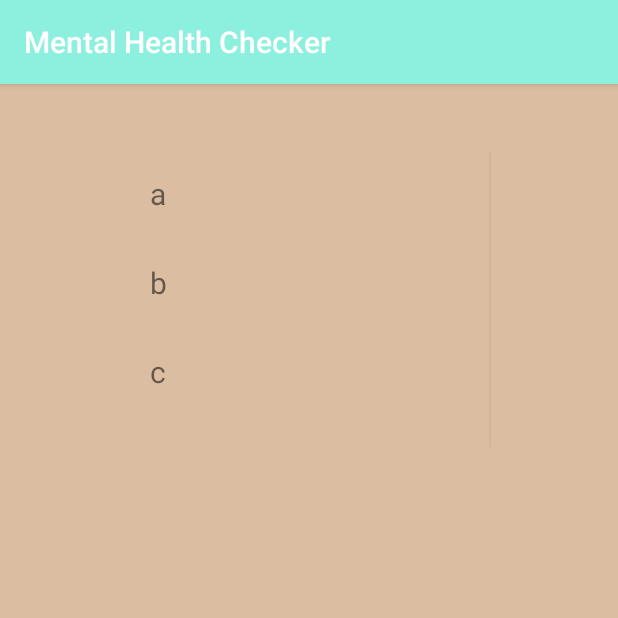
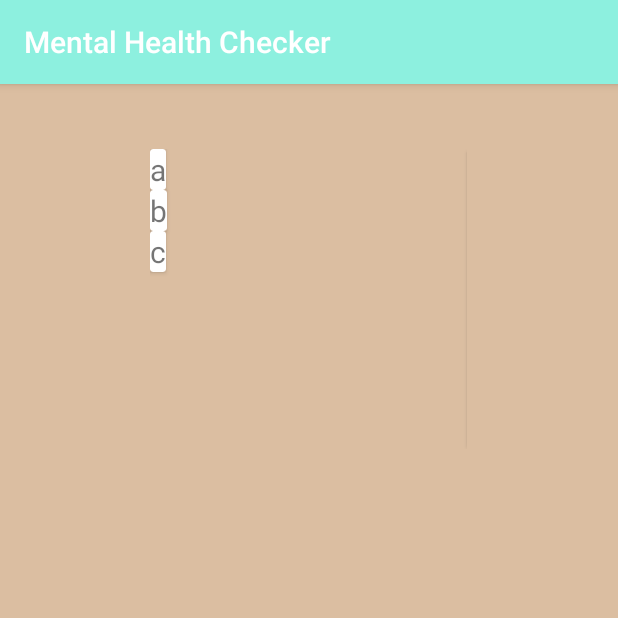
Before and after one commit to Amarite1/qhacks17, an Android app: the screen it shows after launch (MainActivity), on a phone screen of 412 x 824 dp, the top half of it. Run offline under Robolectric (Android 15) with nearby library versions, the phone set to English and light mode, and no system bars.

Commit message:
Cards Now Show This commit now shows cards in the recyclerview

```diff
--- a/app/build.gradle
+++ b/app/build.gradle
@@ -24,9 +24,9 @@
     compile fileTree(dir: 'libs', include: ['*.jar'])
     testCompile 'junit:junit:4.12'
     compile 'com.android.support:appcompat-v7:24.2.1'
-    compile 'com.android.support:cardview-v7:24.0.+'
-    compile 'com.android.support:recyclerview-v7:24.0.+'
+    compile 'com.android.support:cardview-v7:24.2.1'
+    compile 'com.android.support:recyclerview-v7:24.2.1'
 
-    compile 'com.google.android.gms:play-services:10.0.1'
+    compile 'com.google.android.gms:play-services-location:10.0.1'
 
 }
--- a/app/src/main/java/io/qhacks/mentalstate/MyAdapter.java
+++ b/app/src/main/java/io/qhacks/mentalstate/MyAdapter.java
@@ -1,5 +1,6 @@
 package io.qhacks.mentalstate;
 
+import android.support.v7.widget.CardView;
 import android.support.v7.widget.RecyclerView;
 import android.view.LayoutInflater;
 import android.view.ViewGroup;
@@ -17,9 +18,9 @@
     public static class ViewHolder extends RecyclerView.ViewHolder {
         // each data item is just a string in this case
         public TextView mTextView;
-        public ViewHolder(TextView v) {
+        public ViewHolder(CardView v) {
             super(v);
-            mTextView = v;
+            mTextView = (TextView) v.findViewById(R.id.textView1);
         }
     }
 
@@ -33,7 +34,7 @@
     public MyAdapter.ViewHolder onCreateViewHolder(ViewGroup parent,
                                                    int viewType) {
         // create a new view
-        TextView v = (TextView) LayoutInflater.from(parent.getContext())
+        CardView v = (CardView) LayoutInflater.from(parent.getContext())
                 .inflate(R.layout.my_text_view, parent, false);
         // set the view's size, margins, paddings and layout parameters
 
--- a/app/src/main/res/layout/my_text_view.xml
+++ b/app/src/main/res/layout/my_text_view.xml
@@ -1,16 +1,19 @@
 <?xml version="1.0" encoding="utf-8"?>
-
-
-    <TextView xmlns:android="http://schemas.android.com/apk/res/android"
+<android.support.v7.widget.CardView
+    xmlns:android="http://schemas.android.com/apk/res/android"
     xmlns:card_view="http://schemas.android.com/apk/res-auto"
     xmlns:tools="http://schemas.android.com/tools"
+    android:layout_width="wrap_content"
+    android:layout_height="wrap_content"
     android:paddingBottom="@dimen/activity_vertical_margin"
     android:paddingLeft="@dimen/activity_horizontal_margin"
     android:paddingRight="@dimen/activity_horizontal_margin"
     android:paddingTop="@dimen/activity_vertical_margin"
-    tools:context="io.qhacks.mentalstate.MainActivity"
+    tools:context="io.qhacks.mentalstate.MainActivity">
+    <TextView
         android:id="@+id/textView1"
         android:layout_width="wrap_content"
         android:layout_height="wrap_content"
         android:text="first test"
         android:textSize="20sp" />
+</android.support.v7.widget.CardView>
```
